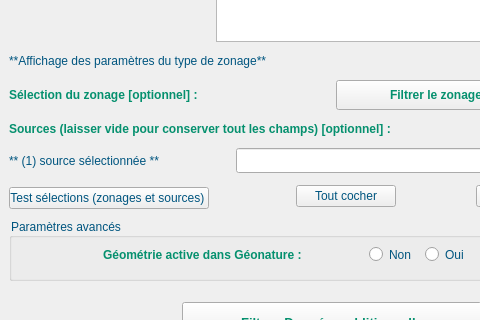
The window that ui/referentiel_geographique_dock.ui (PnX-SI/GeoNature-GIS) describes before a commit, drawn with Qt 5; both pictures show x 0 to 480 and y 187 to 507 of the 665 by 928 pixel window.
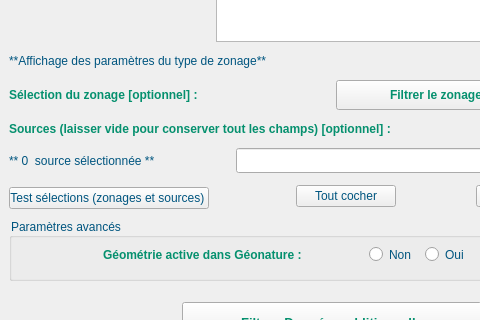
The same window after the commit. Icons and pictures are not drawn. Custom widgets are drawn as their Qt base class.

What changed in the file:
```diff
--- a/ui/referentiel_geographique_dock.ui
+++ b/ui/referentiel_geographique_dock.ui
@@ -260,7 +260,7 @@
       <item row="4" column="0">
        <widget class="QLabel" name="lbl_sourceselectcount">
         <property name="text">
-         <string>** (1) source sélectionnée **</string>
+         <string>** 0  source sélectionnée **</string>
         </property>
        </widget>
       </item>
```
